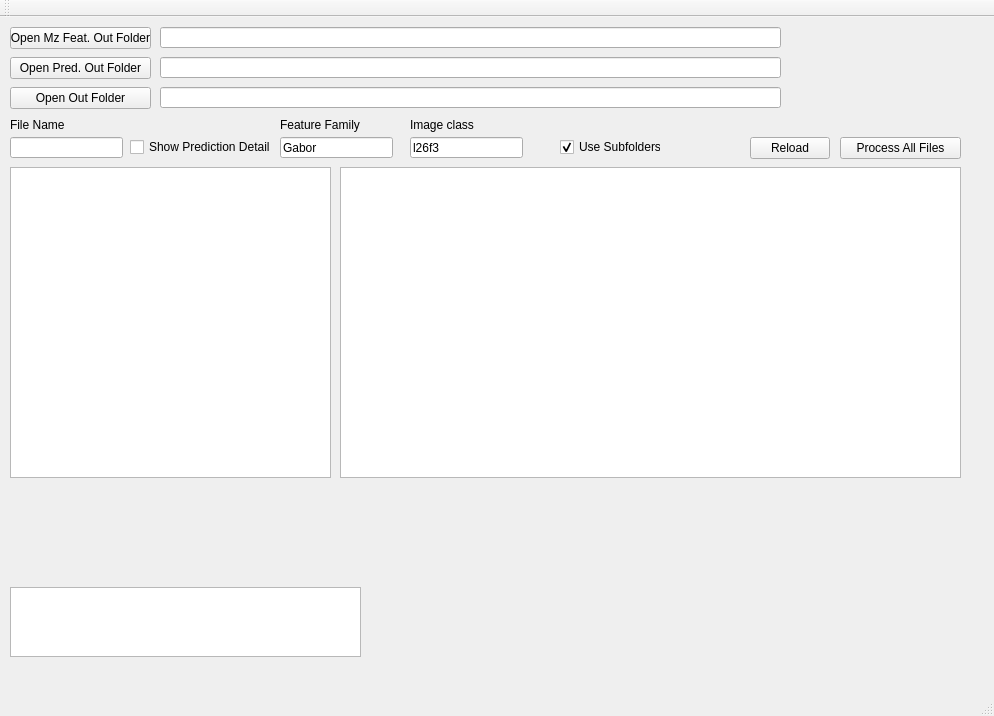
First picture: the form in mainwindow.ui, repository marcinkociolek/MZPredictionResultsSummary, before the edit.
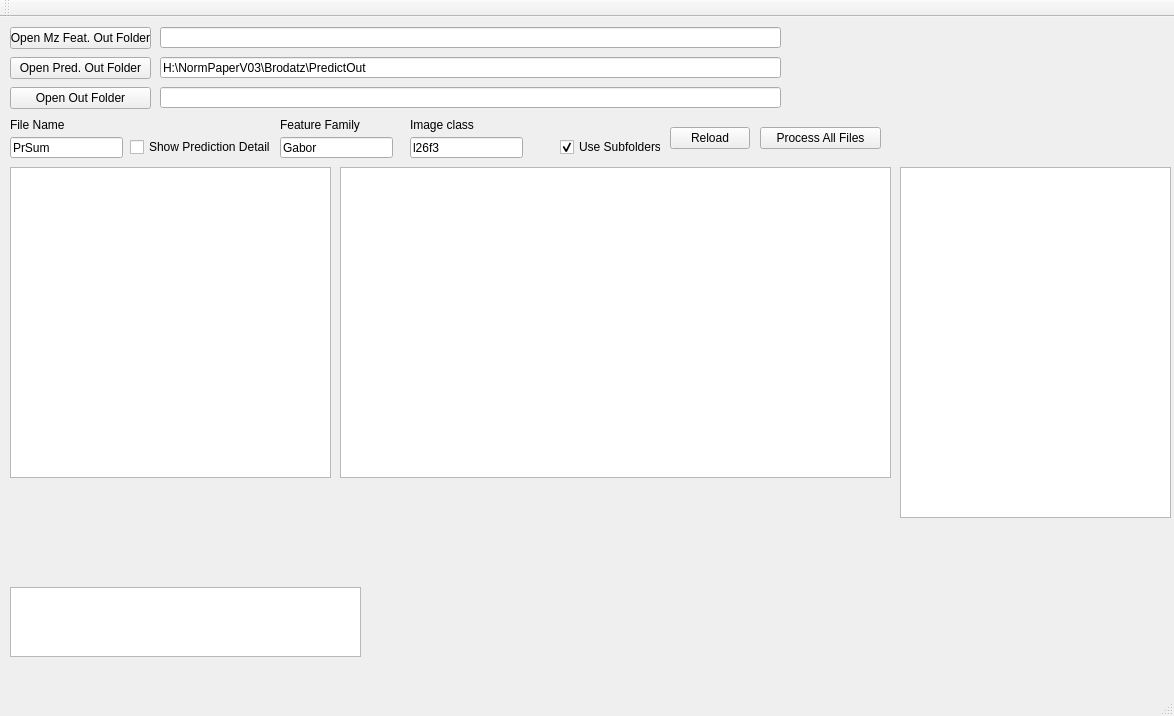
Second picture: the form after the edit.

Commit message: Subfolders option addec

Diff of the .ui file:
```diff
--- a/mainwindow.ui
+++ b/mainwindow.ui
@@ -6,7 +6,7 @@
    <rect>
     <x>0</x>
     <y>0</y>
-    <width>994</width>
+    <width>1174</width>
     <height>716</height>
    </rect>
   </property>
@@ -46,6 +46,9 @@
       <height>21</height>
      </rect>
     </property>
+    <property name="text">
+     <string>H:\NormPaperV03\Brodatz\PredictOut</string>
+    </property>
    </widget>
    <widget class="QPushButton" name="pushButtonOpenMzFeaturesOutFolder">
     <property name="geometry">
@@ -96,7 +99,7 @@
      </rect>
     </property>
     <property name="text">
-     <string/>
+     <string>PrSum</string>
     </property>
    </widget>
    <widget class="QLabel" name="labelFilename">
@@ -127,7 +130,7 @@
      <rect>
       <x>340</x>
       <y>150</y>
-      <width>621</width>
+      <width>551</width>
       <height>311</height>
      </rect>
     </property>
@@ -158,8 +161,8 @@
    <widget class="QPushButton" name="pushButtonProcessAllFiles">
     <property name="geometry">
      <rect>
-      <x>840</x>
-      <y>120</y>
+      <x>760</x>
+      <y>110</y>
       <width>121</width>
       <height>22</height>
      </rect>
@@ -239,8 +242,8 @@
    <widget class="QPushButton" name="pushButtonReload">
     <property name="geometry">
      <rect>
-      <x>750</x>
-      <y>120</y>
+      <x>670</x>
+      <y>110</y>
       <width>80</width>
       <height>22</height>
      </rect>
@@ -249,6 +252,16 @@
      <string>Reload</string>
     </property>
    </widget>
+   <widget class="QListWidget" name="listWidgetSubfolders">
+    <property name="geometry">
+     <rect>
+      <x>900</x>
+      <y>150</y>
+      <width>271</width>
+      <height>351</height>
+     </rect>
+    </property>
+   </widget>
   </widget>
   <widget class="QMenuBar" name="menuBar">
    <property name="geometry">
```
Left out of the diff: 2 changed lines with no effect on the pictures. The commit also changes 3 other files.
